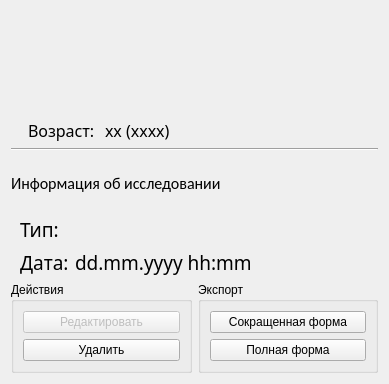
Old version of the form project/forms/Examination_info.ui in the repository Galoev/nutritionist-helper.
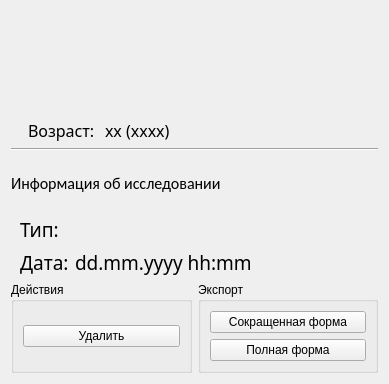
New version of the form. Icons and pictures are not drawn.

```diff
--- a/project/forms/Examination_info.ui
+++ b/project/forms/Examination_info.ui
@@ -230,16 +230,6 @@
         <string>Действия</string>
        </property>
        <layout class="QVBoxLayout" name="verticalLayout_6">
-        <item>
-         <widget class="QPushButton" name="pushButton_examinationEdit">
-          <property name="enabled">
-           <bool>false</bool>
-          </property>
-          <property name="text">
-           <string>Редактировать</string>
-          </property>
-         </widget>
-        </item>
         <item>
          <widget class="QPushButton" name="pushButton_examinationDelete">
           <property name="enabled">
```
